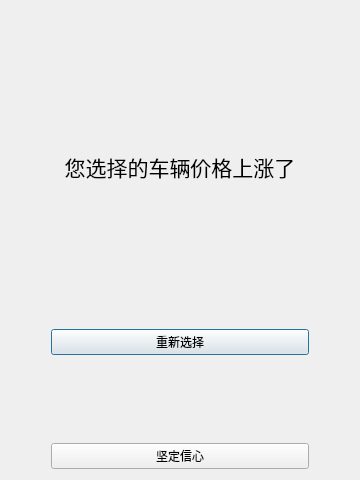
Old version of the form priceattention.ui in the repository FlyingBlazer/WAC.
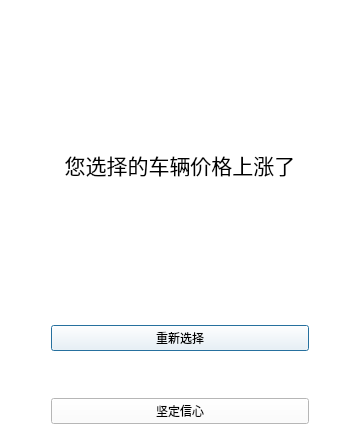
New version of the form.

```diff
--- a/priceattention.ui
+++ b/priceattention.ui
@@ -10,7 +10,7 @@
     <x>0</x>
     <y>0</y>
     <width>360</width>
-    <height>480</height>
+    <height>435</height>
    </rect>
   </property>
   <property name="sizePolicy">
@@ -22,6 +22,9 @@
   <property name="windowTitle">
    <string>价格变动</string>
   </property>
+  <property name="styleSheet">
+   <string notr="true">background-color: rgb(255, 255, 255);</string>
+  </property>
   <layout class="QVBoxLayout" name="verticalLayout_2">
    <item>
     <spacer name="verticalSpacer_3">
```
Left out of the diff: 16 changed lines with no effect on the pictures.
